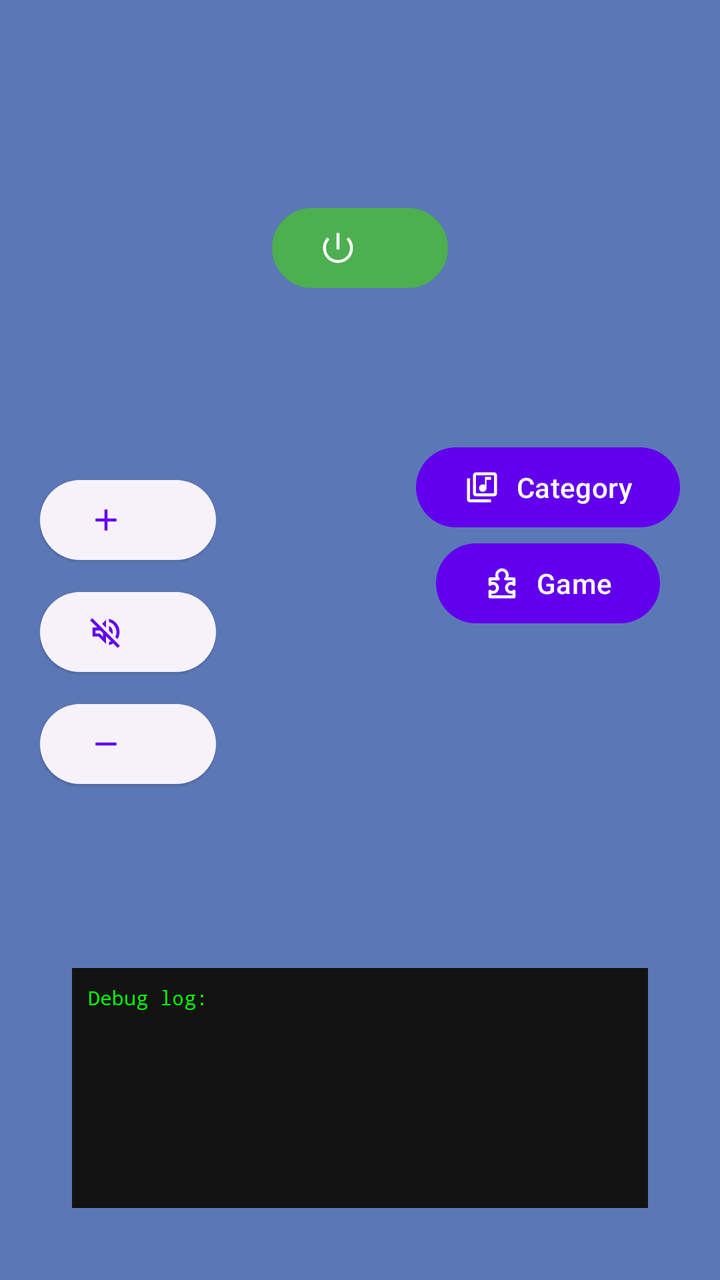
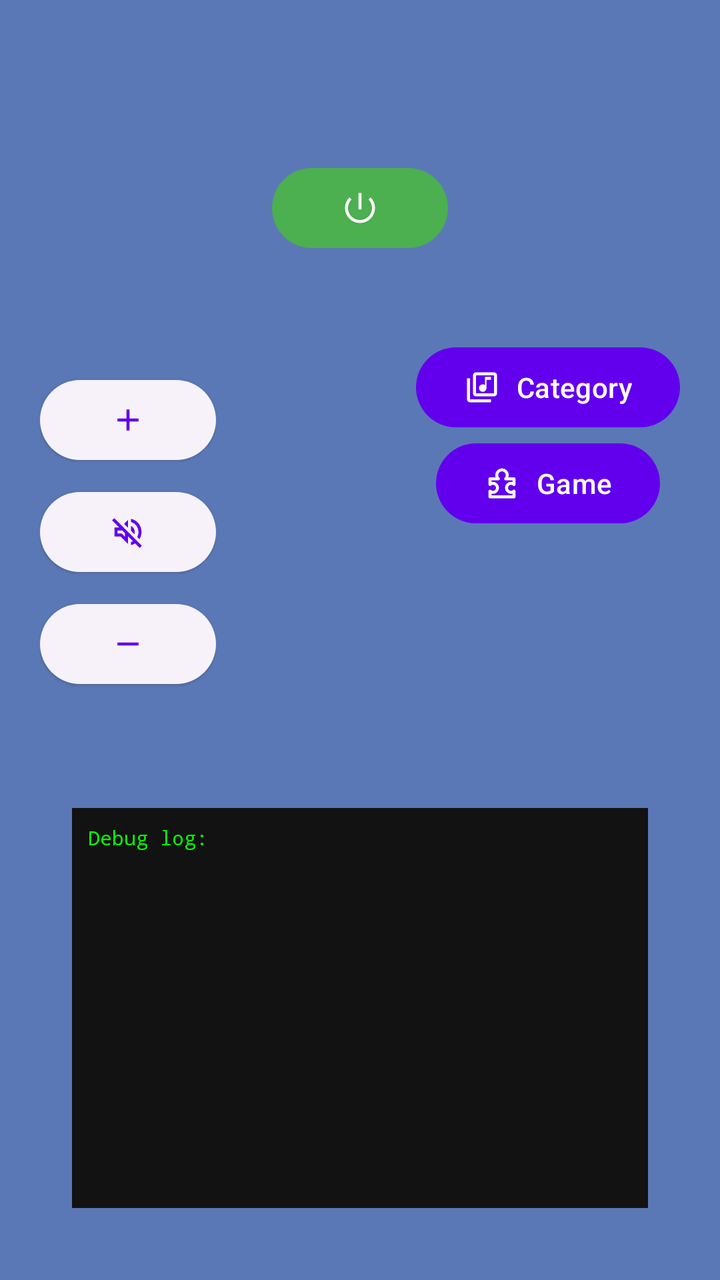

The first picture is an Android layout as it rendered before a commit; the second is the same layout after the commit. The layout source and the unified diff follow.
<!-- AndroidManifest.xml: application theme Theme.ToySender -->
<!-- res/layout/remote_fragment.xml -->
<?xml version="1.0" encoding="utf-8"?>
<androidx.constraintlayout.widget.ConstraintLayout xmlns:android="http://schemas.android.com/apk/res/android"
    xmlns:app="http://schemas.android.com/apk/res-auto"
    xmlns:tools="http://schemas.android.com/tools"
    android:layout_width="match_parent"
    android:layout_height="match_parent"
    android:background="#C72E55A2"
    android:padding="20dp">

    <com.google.android.material.button.MaterialButton
        android:id="@+id/onoffButton"
        android:layout_width="wrap_content"
        android:layout_height="wrap_content"
        android:layout_marginTop="80dp"
        app:backgroundTint="#4CAF50"
        app:icon="@drawable/power_settings_new_24px"
        app:layout_constraintEnd_toEndOf="parent"
        app:layout_constraintStart_toStartOf="parent"
        app:layout_constraintTop_toTopOf="parent" />

    <LinearLayout
        android:id="@+id/volumeGroup"
        android:layout_width="wrap_content"
        android:layout_height="wrap_content"
        android:gravity="center"
        android:orientation="vertical"
        app:layout_constraintBottom_toTopOf="@+id/debugScroll"
        app:layout_constraintStart_toStartOf="parent"
        app:layout_constraintTop_toBottomOf="@+id/onoffButton">

        <com.google.android.material.button.MaterialButton
            android:id="@+id/volumeUpButton"
            style="@style/Widget.Material3.Button.ElevatedButton"
            android:layout_width="wrap_content"
            android:layout_height="wrap_content"
            app:icon="@drawable/add_24px" />

        <com.google.android.material.button.MaterialButton
            android:id="@+id/volumeMuteButton"
            style="@style/Widget.Material3.Button.ElevatedButton"
            android:layout_width="wrap_content"
            android:layout_height="wrap_content"
            android:layout_marginTop="8dp"
            app:icon="@drawable/volume_off_24px" />

        <com.google.android.material.button.MaterialButton
            android:id="@+id/volumeDownButton"
            style="@style/Widget.Material3.Button.ElevatedButton"
            android:layout_width="wrap_content"
            android:layout_height="wrap_content"
            android:layout_marginTop="8dp"
            app:icon="@drawable/remove_24px" />
    </LinearLayout>

    <LinearLayout
        android:id="@+id/changeGroup"
        android:layout_width="wrap_content"
        android:layout_height="wrap_content"
        android:layout_marginBottom="97dp"
        android:gravity="center"
        android:orientation="vertical"
        app:layout_constraintBottom_toTopOf="@+id/debugScroll"
        app:layout_constraintEnd_toEndOf="parent"
        app:layout_constraintTop_toBottomOf="@+id/onoffButton">

        <com.google.android.material.button.MaterialButton
            android:id="@+id/changeCategoryButton"
            android:layout_width="wrap_content"
            android:layout_height="wrap_content"
            android:text="Category"
            app:icon="@drawable/library_music_24px" />

        <com.google.android.material.button.MaterialButton
            android:id="@+id/changeGameButton"
            android:layout_width="wrap_content"
            android:layout_height="wrap_content"
            android:text="Game"
            app:icon="@drawable/toys_and_games_24px" />
    </LinearLayout>

    <androidx.core.widget.NestedScrollView
        android:id="@+id/debugScroll"
        android:layout_width="match_parent"
        android:layout_height="120dp"
        android:layout_margin="16dp"
        android:background="#121212"
        app:layout_constraintBottom_toBottomOf="parent"
        app:layout_constraintEnd_toEndOf="parent"
        app:layout_constraintStart_toStartOf="parent">

        <TextView
            android:id="@+id/debugTextView"
            android:layout_width="match_parent"
            android:layout_height="wrap_content"
            android:fontFamily="monospace"
            android:padding="8dp"
            android:text="Debug log:"
            android:textColor="#00FF00"
            android:textSize="10sp" />
    </androidx.core.widget.NestedScrollView>
</androidx.constraintlayout.widget.ConstraintLayout>
<!-- resources referenced by this layout -->
<resources>
  <!-- drawable add_24px (drawable) -->
  <vector xmlns:android="http://schemas.android.com/apk/res/android"
      android:width="24dp"
      android:height="24dp"
      android:viewportWidth="960"
      android:viewportHeight="960"
      android:tint="?attr/colorControlNormal">
    <path
        android:fillColor="@android:color/white"
        android:pathData="M440,520L200,520L200,440L440,440L440,200L520,200L520,440L760,440L760,520L520,520L520,760L440,760L440,520Z"/>
  </vector>
  <!-- drawable power_settings_new_24px (drawable) -->
  <vector xmlns:android="http://schemas.android.com/apk/res/android"
      android:width="24dp"
      android:height="24dp"
      android:viewportWidth="960"
      android:viewportHeight="960"
      android:tint="?attr/colorControlNormal">
    <path
        android:fillColor="@android:color/white"
        android:pathData="M480,880Q397,880 324,848.5Q251,817 197,763Q143,709 111.5,636Q80,563 80,480Q80,396 111.5,323.5Q143,251 197,197L253,253Q209,297 184.5,355Q160,413 160,480Q160,614 253,707Q346,800 480,800Q614,800 707,707Q800,614 800,480Q800,413 775.5,355Q751,297 707,253L763,197Q817,251 848.5,323.5Q880,396 880,480Q880,563 848.5,636Q817,709 763,763Q709,817 636,848.5Q563,880 480,880ZM440,520L440,80L520,80L520,520L440,520Z"/>
  </vector>
  <!-- drawable remove_24px (drawable) -->
  <vector xmlns:android="http://schemas.android.com/apk/res/android"
      android:width="24dp"
      android:height="24dp"
      android:viewportWidth="960"
      android:viewportHeight="960"
      android:tint="?attr/colorControlNormal">
    <path
        android:fillColor="@android:color/white"
        android:pathData="M200,520L200,440L760,440L760,520L200,520Z"/>
  </vector>
  <!-- drawable volume_off_24px (drawable) -->
  <vector xmlns:android="http://schemas.android.com/apk/res/android"
      android:width="24dp"
      android:height="24dp"
      android:viewportWidth="960"
      android:viewportHeight="960"
      android:tint="?attr/colorControlNormal">
    <path
        android:fillColor="@android:color/white"
        android:pathData="M792,904L671,783Q646,799 618,810.5Q590,822 560,829L560,747Q574,742 587.5,737Q601,732 613,725L480,592L480,800L280,600L120,600L120,360L248,360L56,168L112,112L848,848L792,904ZM784,672L726,614Q743,583 751.5,549Q760,515 760,479Q760,385 705,311Q650,237 560,211L560,129Q684,157 762,254.5Q840,352 840,479Q840,532 825.5,581Q811,630 784,672ZM650,538L560,448L560,318Q607,340 633.5,384Q660,428 660,480Q660,495 657.5,509.5Q655,524 650,538ZM480,368L376,264L480,160L480,368ZM400,606L400,512L328,440L328,440L200,440L200,520L314,520L400,606ZM364,476L364,476L364,476L364,476L364,476L364,476L364,476Z"/>
  </vector>
  <style name="Theme.ToySender" parent="Theme.Material3.DayNight.NoActionBar">
          
          <item name="colorPrimary">@color/purple_500</item>
          <item name="colorOnPrimary">@color/white</item>
          <item name="colorPrimaryContainer">@color/purple_700</item>
          <item name="colorOnPrimaryContainer">@color/white</item>
          <item name="colorSecondary">@color/teal_200</item>
          <item name="colorOnSecondary">@color/black</item>
          <item name="colorTertiary">@color/teal_700</item>
  
          
          <item name="android:statusBarColor">?attr/colorPrimaryVariant</item>
      </style>
  <color name="purple_500">#FF6200EE</color>
  <color name="white">#FFFFFFFF</color>
  <color name="purple_700">#FF3700B3</color>
  <color name="teal_200">#FF03DAC5</color>
  <color name="black">#FF000000</color>
  <color name="teal_700">#FF018786</color>
  <!-- unchanged entries left out for length: 2 -->
</resources>

<!-- the commit's change to res/layout/remote_fragment.xml (unified diff, before → after) -->
@@ -11,9 +11,13 @@
         android:id="@+id/onoffButton"
         android:layout_width="wrap_content"
         android:layout_height="wrap_content"
-        android:layout_marginTop="80dp"
+        android:layout_marginTop="60dp"
+        android:contentDescription="Vypnout nebo zapnout hračku"
         app:backgroundTint="#4CAF50"
         app:icon="@drawable/power_settings_new_24px"
+        app:iconGravity="textStart"
+        android:padding="0dp"
+        app:iconPadding="0dp"
         app:layout_constraintEnd_toEndOf="parent"
         app:layout_constraintStart_toStartOf="parent"
         app:layout_constraintTop_toTopOf="parent" />
@@ -33,7 +37,11 @@
             style="@style/Widget.Material3.Button.ElevatedButton"
             android:layout_width="wrap_content"
             android:layout_height="wrap_content"
-            app:icon="@drawable/add_24px" />
+            app:icon="@drawable/add_24px"
+            app:iconGravity="textStart"
+            android:padding="0dp"
+            app:iconPadding="0dp"
+            android:contentDescription="Zvýšit hlasitost" />
 
         <com.google.android.material.button.MaterialButton
             android:id="@+id/volumeMuteButton"
@@ -41,7 +49,11 @@
             android:layout_width="wrap_content"
             android:layout_height="wrap_content"
             android:layout_marginTop="8dp"
-            app:icon="@drawable/volume_off_24px" />
+            app:icon="@drawable/volume_off_24px"
+            app:iconGravity="textStart"
+            android:padding="0dp"
+            app:iconPadding="0dp"
+            android:contentDescription="Vypnout zvuk" />
 
         <com.google.android.material.button.MaterialButton
             android:id="@+id/volumeDownButton"
@@ -49,7 +61,11 @@
             android:layout_width="wrap_content"
             android:layout_height="wrap_content"
             android:layout_marginTop="8dp"
-            app:icon="@drawable/remove_24px" />
+            app:icon="@drawable/remove_24px"
+            app:iconGravity="textStart"
+            android:padding="0dp"
+            app:iconPadding="0dp"
+            android:contentDescription="Snížit hlasitost" />
     </LinearLayout>
 
     <LinearLayout
@@ -81,7 +97,7 @@
     <androidx.core.widget.NestedScrollView
         android:id="@+id/debugScroll"
         android:layout_width="match_parent"
-        android:layout_height="120dp"
+        android:layout_height="200dp"
         android:layout_margin="16dp"
         android:background="#121212"
         app:layout_constraintBottom_toBottomOf="parent"
